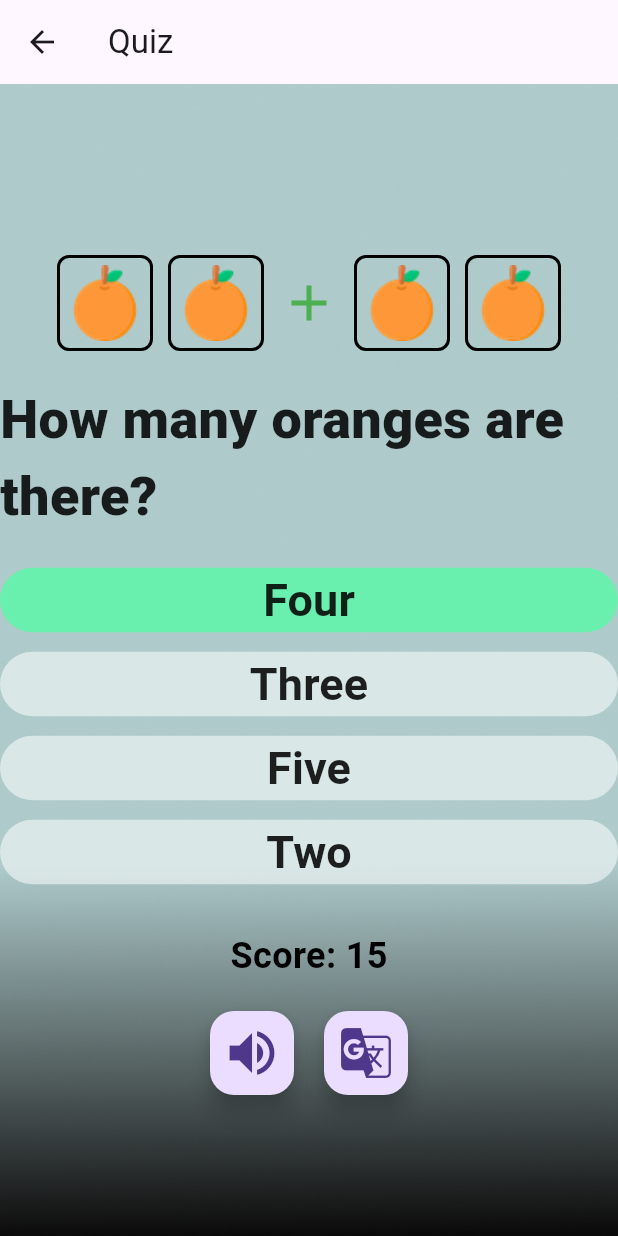
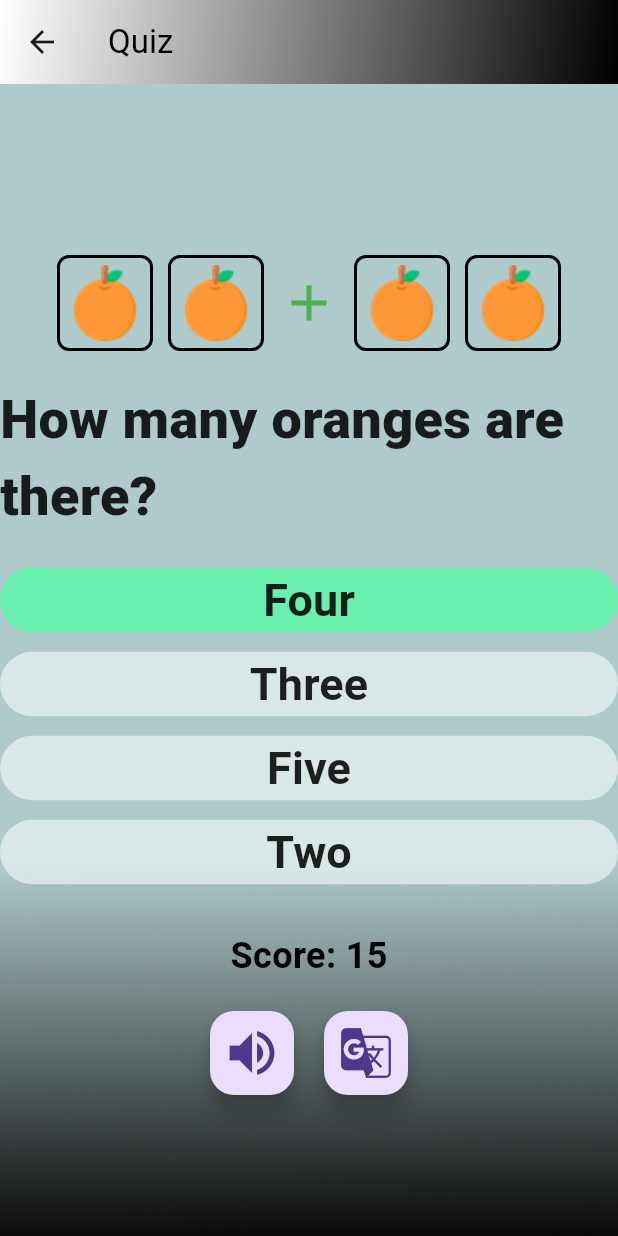
Before and after one commit to RohanL1/op_games, a Flutter app: the QuizPage screen opened directly, after a tap on "Four", on a phone screen of 412 x 824 dp. Run offline on Flutter 3.47's test engine with Material 3 defaults, Android fonts, the phone set to English and light mode, and no system bars; our stand-ins replace flip_card, flutter_tts; missing offline and left inert: number_to_words_english; Roboto replaces fonts that are missing (Playful).

```diff
--- a/lib/Quiz_page.dart
+++ b/lib/Quiz_page.dart
@@ -139,7 +139,7 @@ class _QuizPageState extends State<QuizPage> {
       }
       // Automatically move to the next question or show the back button if it's the last question
       if (currentQuestionIndex < questions.length - 1) {
-        Future.delayed(Duration(seconds: 4), () {
+        Future.delayed(Duration(seconds: 3), () {
           setState(() {
             currentQuestionIndex++;
             questionAnswered = false;
@@ -183,9 +183,20 @@ class _QuizPageState extends State<QuizPage> {
   Widget build(BuildContext context) {
     return Scaffold(
       appBar: AppBar(
-        title: Text('Quiz'),
-      ),
-      body: Container(
+        title: Text('Quiz',
+            style: TextStyle(fontFamily: 'Playful', color: Colors.black)),
+        flexibleSpace: Container(
+          decoration: BoxDecoration(
+            gradient: LinearGradient(
+              colors: [Colors.white, Colors.black],
+              begin: Alignment.topLeft,
+              end: Alignment.bottomRight,
+            ),
+          ),
+        ),
+        backgroundColor: Colors.transparent,
+        elevation: 0,
+      ),      body: Container(
         decoration: BoxDecoration(
           image: DecorationImage(
             image: AssetImage(CommonDesign.backgroundImage),
```
Also changed, not shown: lib/Play_Page.dart (+83 -113 lines), pubspec.yaml (+13 -13 lines).
